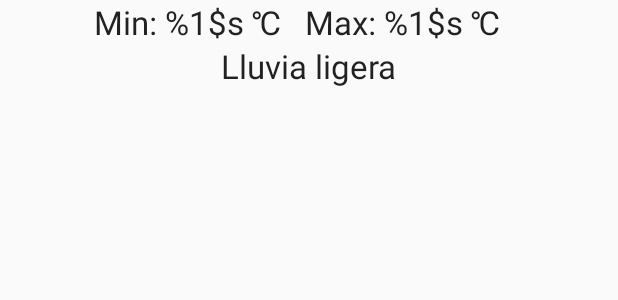
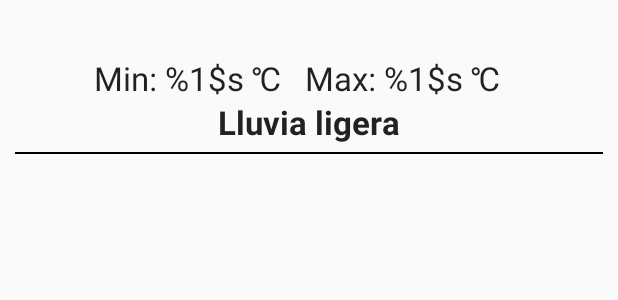
Before and after one commit to baquiax/WeatherApp, an Android app: the layout item_row.xml on its own in the app's theme, with its tools: preview values and no code run, on a phone screen of 412 x 824 dp. Shown: the top 300 px of the screen. Run offline under Robolectric (Android 15) with nearby library versions, the phone set to English and light mode, and no system bars.

Commit message:
- Final commit

```diff
--- a/app/src/main/java/edu/galileo/android/weatherapp/fragments/ForecastFragment.java
+++ b/app/src/main/java/edu/galileo/android/weatherapp/fragments/ForecastFragment.java
@@ -73,7 +73,7 @@ public class ForecastFragment extends Fragment implements OnItemClickListener, F
     }
 
     public void searchCity(String cityName) {
-        this.cityTitle.setText(cityName);
+        this.cityTitle.setText(cityName.toUpperCase());
         adapter.filterByCountry(cityName);
     }
 }
--- a/app/src/main/res/layout-land/fragment_forecast_list.xml
+++ b/app/src/main/res/layout-land/fragment_forecast_list.xml
@@ -12,9 +12,9 @@
         android:textColor="#084cf8"
         android:text="Country"
         android:textStyle="bold"
-        android:capitalize="characters"
+        android:capitalize="words"
         android:textAlignment="center"
-        android:textSize="@dimen/abc_text_size_title_material_toolbar"
+        android:textSize="20dp"
         android:layout_margin="10dp"
         />
 
--- a/app/src/main/res/layout/fragment_forecast_list.xml
+++ b/app/src/main/res/layout/fragment_forecast_list.xml
@@ -10,11 +10,11 @@
         android:layout_width="match_parent"
         android:layout_height="wrap_content"
         android:textColor="#084cf8"
-        android:text="Country"
+        android:text=""
         android:textStyle="bold"
-        android:capitalize="characters"
+        android:capitalize="words"
         android:textAlignment="center"
-        android:textSize="@dimen/abc_text_size_title_material_toolbar"
+        android:textSize="20dp"
         android:layout_margin="10dp"
         />
 
--- a/app/src/main/res/layout/item_row.xml
+++ b/app/src/main/res/layout/item_row.xml
@@ -2,8 +2,17 @@
 <LinearLayout android:orientation="vertical"
     android:layout_width="match_parent"
     android:layout_height="match_parent"
+    android:layout_margin="10dp"
+
     xmlns:android="http://schemas.android.com/apk/res/android"
     >
+
+    <TextView
+        android:layout_width="match_parent"
+        android:layout_height="wrap_content"
+        android:id="@+id/dayOfWeek"
+        android:textColor="@android:color/holo_orange_dark"
+        android:textSize="20dp"/>
 
     <LinearLayout
         android:orientation="horizontal"
@@ -48,6 +57,12 @@
             android:text="@string/main.message.condition"
             android:textAppearance="?android:attr/textAppearanceLarge"
             android:layout_marginRight="@dimen/activity_vertical_margin"
-            android:id="@+id/txtDescription" />
+            android:id="@+id/txtDescription"
+            android:textStyle="bold" />
     </LinearLayout>
+    <ImageView
+        android:layout_width="match_parent"
+        android:layout_height="1dp"
+        android:layout_marginTop="5dp"
+        android:src="@android:drawable/screen_background_dark"/>a
 </LinearLayout>
```
Also changed, not shown: app/src/main/java/edu/galileo/android/weatherapp/activities/MainActivity.java (+0 -48 lines), app/src/main/java/edu/galileo/android/weatherapp/activities/WeatherDetailActivity.java (+4 -4 lines), app/src/main/java/edu/galileo/android/weatherapp/adapter/CustomRecyclerAdapter.java (+25 -4 lines), app/src/main/java/edu/galileo/android/weatherapp/model/WeatherInfo.java (+8 -0 lines), app/src/main/java/edu/galileo/baquiax/fragments/SearchFragment.java (+8 -0 lines), app/src/main/res/layout/activity_weather_detail.xml (+7 -6 lines).
